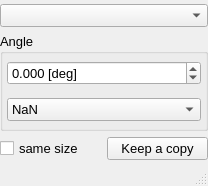
Above: plugins/Rotate/Rotate.ui from NeutrinoToolkit/Neutrino before the change. Below: the same form after it.
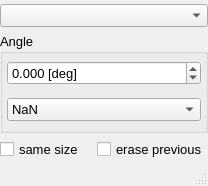
That is the form after the change.

Patch:
```diff
--- a/plugins/Rotate/Rotate.ui
+++ b/plugins/Rotate/Rotate.ui
@@ -36,18 +36,6 @@
     <property name="bottomMargin">
      <number>4</number>
     </property>
-    <item row="6" column="1">
-     <widget class="QPushButton" name="doIt">
-      <property name="font">
-       <font>
-        <pointsize>10</pointsize>
-       </font>
-      </property>
-      <property name="text">
-       <string>Keep a copy</string>
-      </property>
-     </widget>
-    </item>
     <item row="6" column="0">
      <widget class="QCheckBox" name="sameSize">
       <property name="font">
@@ -160,6 +148,21 @@
       </property>
      </widget>
     </item>
+    <item row="6" column="1">
+     <widget class="QCheckBox" name="erasePrevious">
+      <property name="font">
+       <font>
+        <pointsize>10</pointsize>
+       </font>
+      </property>
+      <property name="text">
+       <string>erase previous</string>
+      </property>
+      <property name="neutrinoSave" stdset="0">
+       <bool>true</bool>
+      </property>
+     </widget>
+    </item>
    </layout>
   </widget>
   <widget class="QStatusBar" name="statusbar">
```
